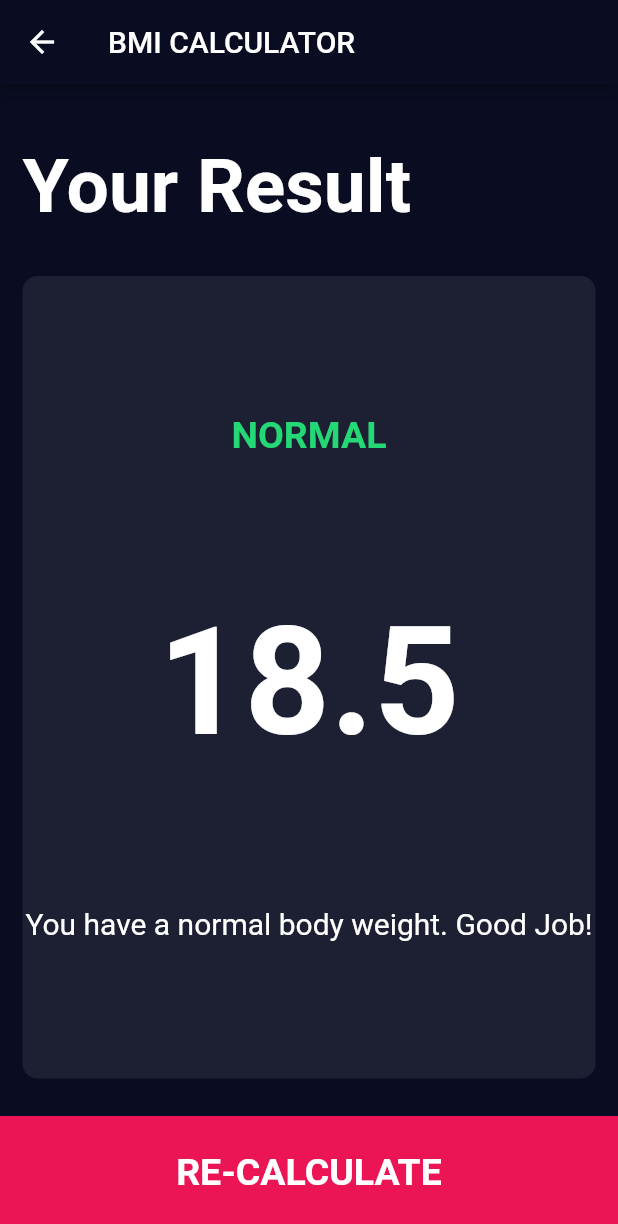
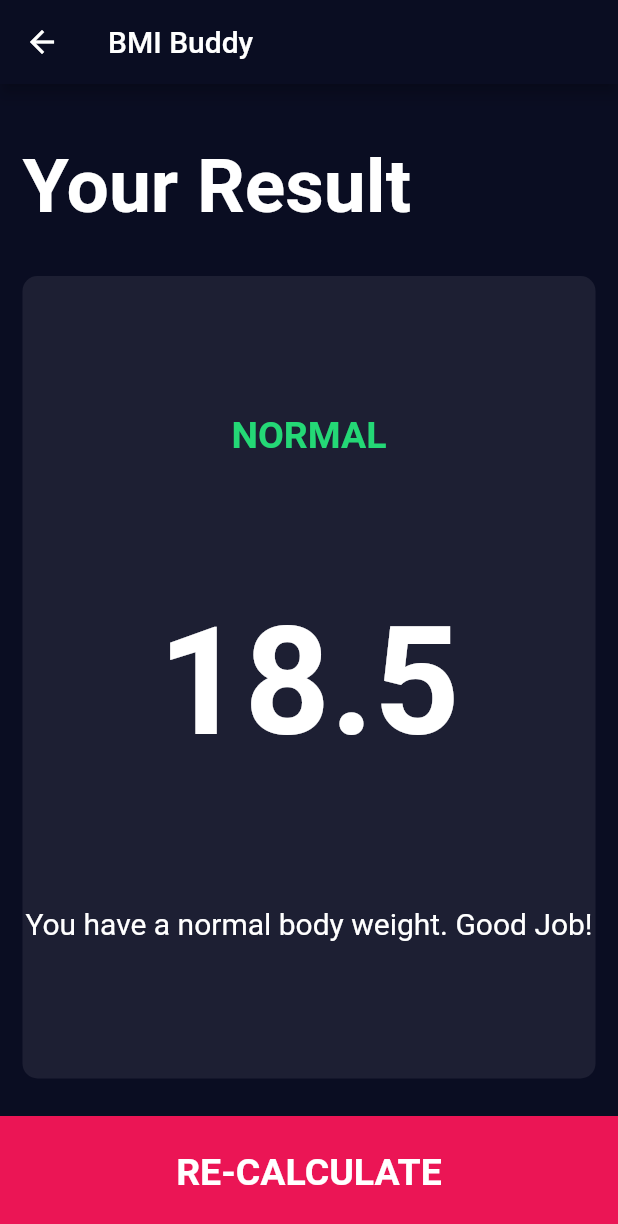
Before and after one commit to RaghavT5/BMI-Buddy, a Flutter app: the screen it shows after launch, after a tap on "CALCULATE BMI", on a phone screen of 412 x 824 dp. Shown: the top 1224 px of the screen. Run offline on Flutter 3.47's test engine with Material 2 defaults, Android fonts, the phone set to English and light mode, and no system bars; our stand-ins replace font_awesome_flutter.

```diff
--- a/lib/screens/results_screen.dart
+++ b/lib/screens/results_screen.dart
@@ -17,7 +17,7 @@ class ResultsPage extends StatelessWidget {
   Widget build(BuildContext context) {
     return Scaffold(
       appBar: AppBar(
-        title: Text('BMI CALCULATOR'),
+        title: Text('BMI Buddy'),
       ),
       body: Column(
         mainAxisAlignment: MainAxisAlignment.spaceEvenly,
```
